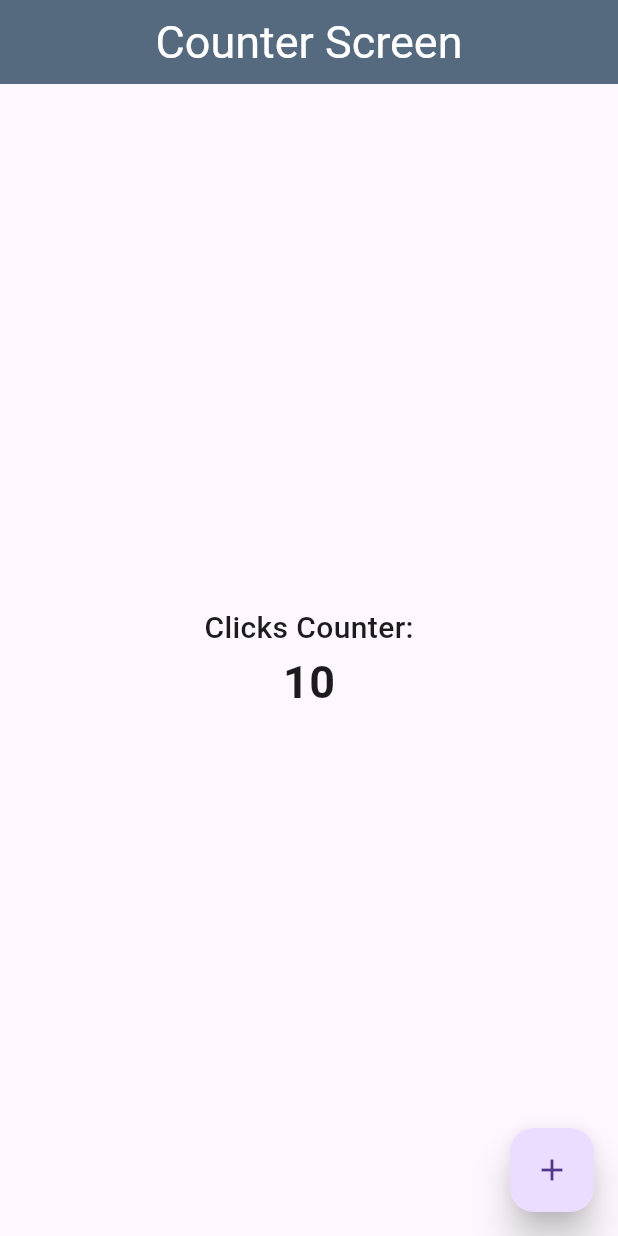
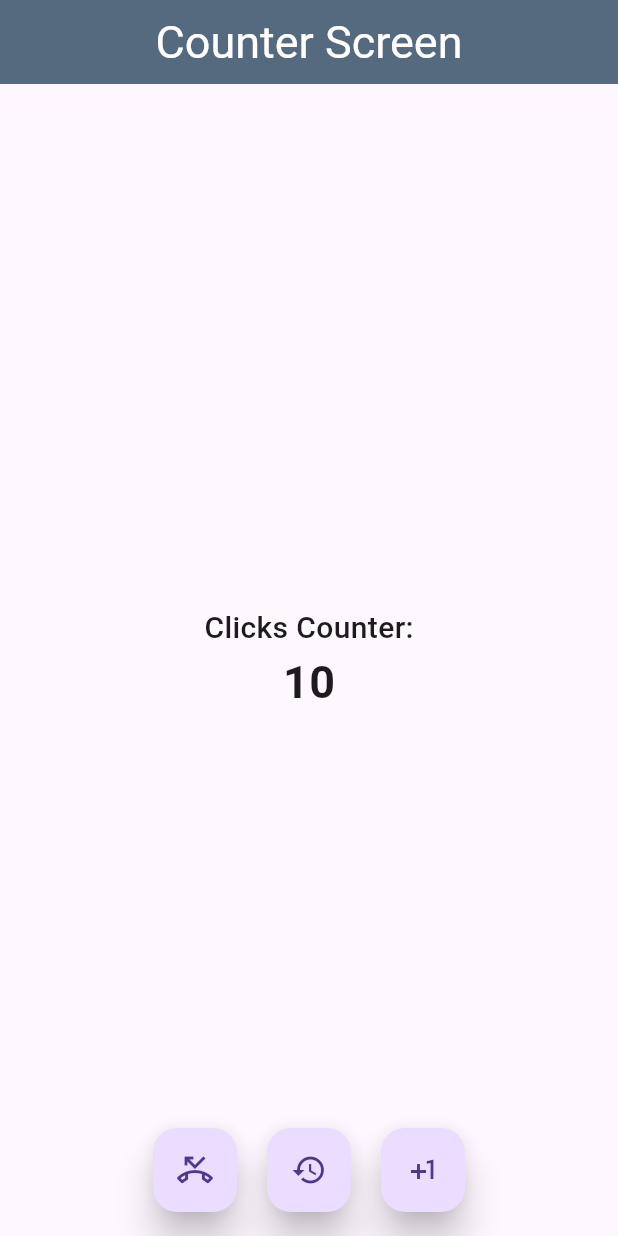
Before and after one commit to RudyCancax/First-Flutter-App, a Flutter app: the screen it shows after launch, on a phone screen of 412 x 824 dp. Run offline on Flutter 3.47's test engine with Material 3 defaults, Android fonts, the phone set to English and light mode, and no system bars.

Commit message:
Feat: Adding Buttons, icons and actions.

```diff
--- a/lib/screens/counter_screen.dart
+++ b/lib/screens/counter_screen.dart
@@ -29,17 +29,45 @@ class _CounterScreenState extends State<CounterScreen> {
             Text(
               "$counter",
               style: const TextStyle(fontSize: 30, fontWeight: FontWeight.w700),
-            )
+            ),
           ],
         )),
-        floatingActionButtonLocation: FloatingActionButtonLocation.endFloat,
-        floatingActionButton: FloatingActionButton(
-          onPressed: () {
-            counter++;
-            setState(() {});
-          },
-          elevation: 10,
-          child: const Icon(Icons.add),
+        floatingActionButtonLocation: FloatingActionButtonLocation.centerFloat,
+        floatingActionButton: Row(
+          mainAxisAlignment: MainAxisAlignment.center,
+          children: [
+            FloatingActionButton(
+              onPressed: () {
+                counter--;
+                if (counter < -10) {
+                  counter = -10;
+                }
+                setState(() {});
+              },
+              elevation: 10,
+              child: const Icon(Icons.phone_missed_outlined),
+            ),
+            const SizedBox(width: 20),
+            // Reset counter
+            FloatingActionButton(
+              onPressed: () {
+                counter = 0;
+                setState(() {});
+              },
+              elevation: 10,
+              child: const Icon(Icons.restore),
+            ),
+            const SizedBox(width: 20),
+            // Plus 1
+            FloatingActionButton(
+              onPressed: () {
+                counter++;
+                setState(() {});
+              },
+              elevation: 10,
+              child: const Icon(Icons.plus_one),
+            ),
+          ],
         ));
   }
 }
```
